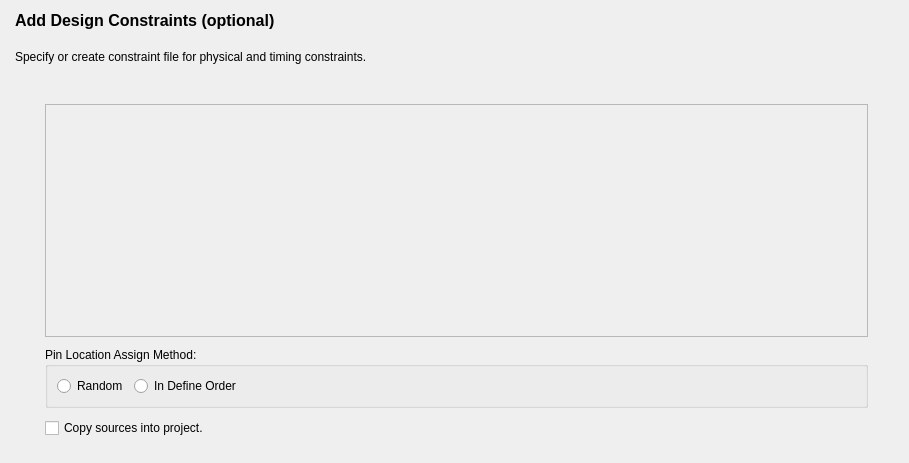
os-fpga/FOEDAG, file src/NewProject/add_constraints_form.ui: the form before one commit.
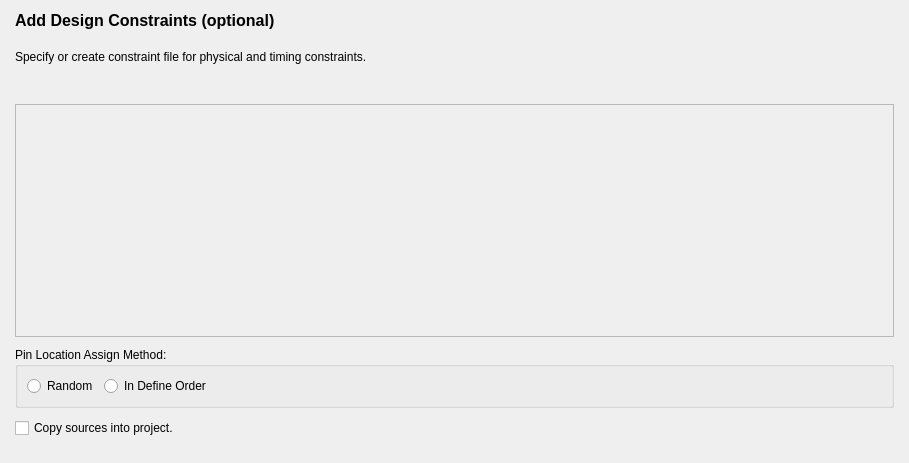
The form after the commit.

The edit to the form file:
```diff
--- a/src/NewProject/add_constraints_form.ui
+++ b/src/NewProject/add_constraints_form.ui
@@ -20,6 +20,9 @@
    <property name="leftMargin">
     <number>15</number>
    </property>
+   <property name="rightMargin">
+    <number>15</number>
+   </property>
    <property name="bottomMargin">
     <number>0</number>
    </property>
@@ -56,10 +59,10 @@
       <number>0</number>
      </property>
      <property name="leftMargin">
-      <number>30</number>
+      <number>0</number>
      </property>
      <property name="rightMargin">
-      <number>30</number>
+      <number>0</number>
      </property>
      <item>
       <layout class="QVBoxLayout" name="verticalLayout" stretch="90,0,10">
```
